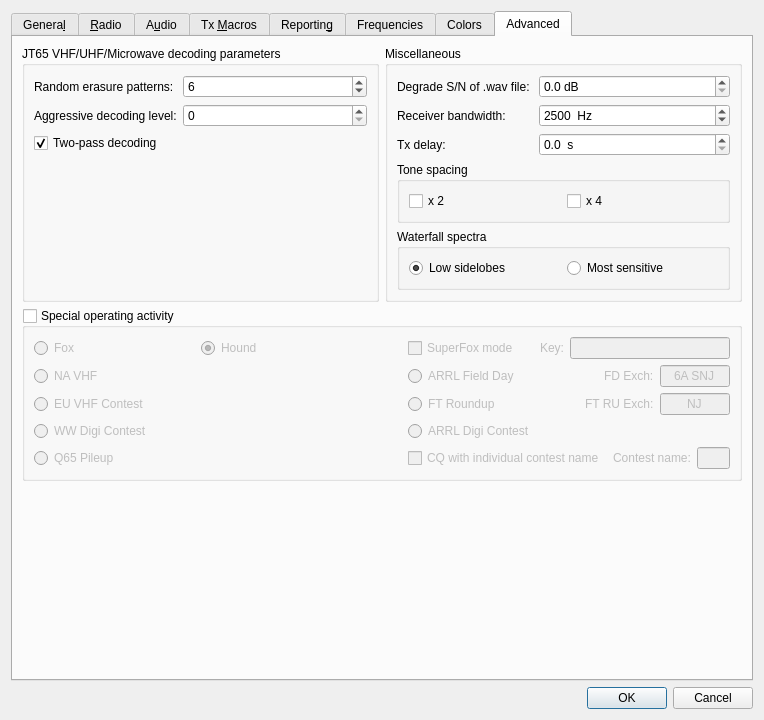
Old version of the form Configuration.ui in the repository kholia/wsjtx.
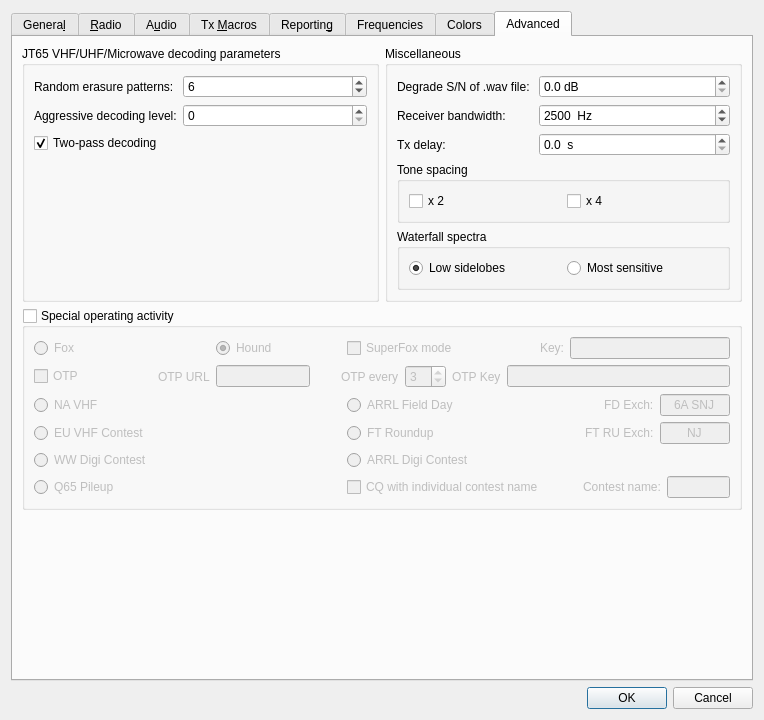
New version of the form. The open tabs and pages were chosen to show the change. Custom widgets are drawn as their Qt base class.

Commit message: OTP for regular f/h mode

```diff
--- a/Configuration.ui
+++ b/Configuration.ui
@@ -2907,30 +2907,8 @@
          <property name="checked">
           <bool>false</bool>
          </property>
-         <layout class="QGridLayout" name="gridLayout_15" columnstretch="1,1,0,2">
-          <item row="3" column="0">
-           <widget class="QRadioButton" name="rbWW_DIGI">
-            <property name="minimumSize">
-             <size>
-              <width>0</width>
-              <height>18</height>
-             </size>
-            </property>
-            <property name="toolTip">
-             <string>&lt;html&gt;&lt;head/&gt;&lt;body&gt;&lt;p&gt;World-Wide Digi-mode contest&lt;/p&gt;&lt;p&gt;&lt;br/&gt;&lt;/p&gt;&lt;/body&gt;&lt;/html&gt;</string>
-            </property>
-            <property name="accessibleName">
-             <string>WW Digital Contest</string>
-            </property>
-            <property name="text">
-             <string>WW Digi Contest</string>
-            </property>
-            <attribute name="buttonGroup">
-             <string notr="true">special_op_activity_button_group</string>
-            </attribute>
-           </widget>
-          </item>
-          <item row="1" column="3">
+         <layout class="QGridLayout" name="gridLayout_15" columnstretch="1,0,0,0,0,0,0">
+          <item row="2" column="6">
            <layout class="QHBoxLayout" name="horizontalLayout_17" stretch="2,1,1">
             <item>
              <widget class="QRadioButton" name="rbField_Day">
@@ -2999,20 +2977,116 @@
             </item>
            </layout>
           </item>
-          <item row="0" column="3">
-           <layout class="QHBoxLayout" name="horizontalLayout_27" stretch="0,1,0,1">
+          <item row="1" column="2">
+           <widget class="QLineEdit" name="OTPUrl">
+            <property name="toolTip">
+             <string>&lt;html&gt;&lt;head/&gt;&lt;body&gt;&lt;p&gt;URL used to verify OTP codes.&lt;/p&gt;&lt;/body&gt;&lt;/html&gt;</string>
+            </property>
+            <property name="whatsThis">
+             <string/>
+            </property>
+           </widget>
+          </item>
+          <item row="1" column="0">
+           <widget class="QCheckBox" name="cbOTP">
+            <property name="toolTip">
+             <string>&lt;html&gt;&lt;head/&gt;&lt;body&gt;&lt;p&gt;Click to enable OTP method of Fox verification. Requires internet.&lt;/p&gt;&lt;/body&gt;&lt;/html&gt;</string>
+            </property>
+            <property name="whatsThis">
+             <string/>
+            </property>
+            <property name="text">
+             <string>OTP</string>
+            </property>
+           </widget>
+          </item>
+          <item row="0" column="0">
+           <widget class="QRadioButton" name="rbFox">
+            <property name="toolTip">
+             <string>&lt;html&gt;&lt;head/&gt;&lt;body&gt;&lt;p&gt;FT8 DXpedition mode:  Fox (DXpedition) operator.&lt;/p&gt;&lt;/body&gt;&lt;/html&gt;</string>
+            </property>
+            <property name="accessibleName">
+             <string>Fox</string>
+            </property>
+            <property name="text">
+             <string>Fox</string>
+            </property>
+            <property name="checked">
+             <bool>false</bool>
+            </property>
+            <attribute name="buttonGroup">
+             <string notr="true">special_op_activity_button_group</string>
+            </attribute>
+           </widget>
+          </item>
+          <item row="1" column="5" colspan="2">
+           <layout class="QHBoxLayout" name="horizontalLayout_26">
             <item>
-             <widget class="QCheckBox" name="cbSuperFox">
+             <widget class="QLabel" name="lblOTPEvery">
+              <property name="text">
+               <string>OTP every</string>
+              </property>
+             </widget>
+            </item>
+            <item>
+             <widget class="QSpinBox" name="sbOTPinterval">
               <property name="toolTip">
-               <string>&lt;html&gt;&lt;head/&gt;&lt;body&gt;&lt;p&gt;Check this box to transmit (Fox) or receive (Hound) the SuperFox waveform.&lt;/p&gt;&lt;/body&gt;&lt;/html&gt;</string>
+               <string>&lt;html&gt;&lt;head/&gt;&lt;body&gt;&lt;p&gt;How many cycles between sends of the OTP.&lt;/p&gt;&lt;/body&gt;&lt;/html&gt;</string>
               </property>
+              <property name="whatsThis">
+               <string/>
+              </property>
+              <property name="minimum">
+               <number>1</number>
+              </property>
+              <property name="maximum">
+               <number>20</number>
+              </property>
+              <property name="value">
+               <number>3</number>
+              </property>
+             </widget>
+            </item>
+            <item>
+             <widget class="QLabel" name="lblOTPSeed">
               <property name="text">
-               <string>SuperFox mode</string>
+               <string>OTP Key</string>
               </property>
              </widget>
             </item>
             <item>
-             <spacer name="horizontalSpacer_15">
+             <widget class="QLineEdit" name="OTPSeed">
+              <property name="toolTip">
+               <string>&lt;html&gt;&lt;head/&gt;&lt;body&gt;&lt;p&gt;Fox's key to generate OTP Codes.&lt;/p&gt;&lt;/body&gt;&lt;/html&gt;</string>
+              </property>
+              <property name="whatsThis">
+               <string/>
+              </property>
+             </widget>
+            </item>
+           </layout>
+          </item>
+          <item row="5" column="0">
+           <widget class="QRadioButton" name="rbQ65pileup">
+            <property name="minimumSize">
+             <size>
+              <width>0</width>
+              <height>18</height>
+             </size>
+            </property>
+            <property name="toolTip">
+             <string>&lt;html&gt;&lt;head/&gt;&lt;body&gt;&lt;p&gt;Exchange 4-character locator instead of signal report.  Provides q3-level sensitivities for the DX operator.  Especially useful for 6m EME DXpeditions.&lt;/p&gt;&lt;/body&gt;&lt;/html&gt;</string>
+            </property>
+            <property name="text">
+             <string>Q65 Pileup</string>
+            </property>
+            <attribute name="buttonGroup">
+             <string notr="true">special_op_activity_button_group</string>
+            </attribute>
+           </widget>
+          </item>
+          <item row="0" column="4">
+           <spacer name="horizontalSpacer_11">
               <property name="orientation">
                <enum>Qt::Horizontal</enum>
               </property>
@@ -3024,47 +3098,51 @@
               </property>
              </spacer>
             </item>
-            <item>
-             <widget class="QLabel" name="sfkey_label">
+          <item row="4" column="0">
+           <widget class="QRadioButton" name="rbWW_DIGI">
+            <property name="minimumSize">
+             <size>
+              <width>0</width>
+              <height>18</height>
+             </size>
+            </property>
+            <property name="toolTip">
+             <string>&lt;html&gt;&lt;head/&gt;&lt;body&gt;&lt;p&gt;World-Wide Digi-mode contest&lt;/p&gt;&lt;p&gt;&lt;br/&gt;&lt;/p&gt;&lt;/body&gt;&lt;/html&gt;</string>
+            </property>
+            <property name="accessibleName">
+             <string>WW Digital Contest</string>
+            </property>
               <property name="text">
-               <string>Key:</string>
-              </property>
-             </widget>
-            </item>
-            <item>
-             <widget class="QLineEdit" name="FoxKey">
+             <string>WW Digi Contest</string>
+            </property>
+            <attribute name="buttonGroup">
+             <string notr="true">special_op_activity_button_group</string>
+            </attribute>
+           </widget>
+          </item>
+          <item row="2" column="0">
+           <widget class="QRadioButton" name="rbNA_VHF_Contest">
               <property name="sizePolicy">
-               <sizepolicy hsizetype="Expanding" vsizetype="Fixed">
+             <sizepolicy hsizetype="Minimum" vsizetype="Preferred">
                 <horstretch>0</horstretch>
                 <verstretch>0</verstretch>
                </sizepolicy>
               </property>
-              <property name="minimumSize">
-               <size>
-                <width>160</width>
-                <height>0</height>
-               </size>
-              </property>
-              <property name="maximumSize">
-               <size>
-                <width>16777215</width>
-                <height>16777215</height>
-               </size>
-              </property>
               <property name="toolTip">
-               <string>&lt;html&gt;&lt;head/&gt;&lt;body&gt;&lt;p&gt;SuperFox operator must enter a valid key to enable transmission.&lt;/p&gt;&lt;/body&gt;&lt;/html&gt;</string>
-              </property>
-              <property name="maxLength">
-               <number>20</number>
-              </property>
-              <property name="alignment">
-               <set>Qt::AlignLeading</set>
-              </property>
-             </widget>
-            </item>
-           </layout>
-          </item>
-          <item row="4" column="3">
+             <string>&lt;html&gt;&lt;head/&gt;&lt;body&gt;&lt;p&gt;North American VHF/UHF/Microwave contests and others in which a 4-character grid locator is the required exchange.&lt;/p&gt;&lt;/body&gt;&lt;/html&gt;</string>
+            </property>
+            <property name="accessibleName">
+             <string>NA VHF Contest</string>
+            </property>
+            <property name="text">
+             <string>NA VHF</string>
+            </property>
+            <attribute name="buttonGroup">
+             <string notr="true">special_op_activity_button_group</string>
+            </attribute>
+           </widget>
+          </item>
+          <item row="5" column="6">
            <layout class="QHBoxLayout" name="horizontalLayout_24">
             <item>
              <widget class="QCheckBox" name="cbContestName">
@@ -3124,29 +3202,7 @@
             </item>
            </layout>
           </item>
-          <item row="1" column="0">
-           <widget class="QRadioButton" name="rbNA_VHF_Contest">
-            <property name="sizePolicy">
-             <sizepolicy hsizetype="Minimum" vsizetype="Preferred">
-              <horstretch>0</horstretch>
-              <verstretch>0</verstretch>
-             </sizepolicy>
-            </property>
-            <property name="toolTip">
-             <string>&lt;html&gt;&lt;head/&gt;&lt;body&gt;&lt;p&gt;North American VHF/UHF/Microwave contests and others in which a 4-character grid locator is the required exchange.&lt;/p&gt;&lt;/body&gt;&lt;/html&gt;</string>
-            </property>
-            <property name="accessibleName">
-             <string>NA VHF Contest</string>
-            </property>
-            <property name="text">
-             <string>NA VHF</string>
-            </property>
-            <attribute name="buttonGroup">
-             <string notr="true">special_op_activity_button_group</string>
-            </attribute>
-           </widget>
-          </item>
-          <item row="2" column="0">
+          <item row="3" column="0">
            <widget class="QRadioButton" name="rbEU_VHF_Contest">
             <property name="sizePolicy">
              <sizepolicy hsizetype="Minimum" vsizetype="Preferred">
@@ -3168,7 +3224,33 @@
             </attribute>
            </widget>
           </item>
-          <item row="3" column="3">
+          <item row="1" column="1">
+           <widget class="QLabel" name="lblOTPUrl">
+            <property name="text">
+             <string>OTP URL</string>
+            </property>
+           </widget>
+          </item>
+          <item row="0" column="2">
+           <widget class="QRadioButton" name="rbHound">
+            <property name="toolTip">
+             <string>&lt;html&gt;&lt;head/&gt;&lt;body&gt;&lt;p&gt;FT8 DXpedition mode:  Hound operator calling the DX.&lt;/p&gt;&lt;/body&gt;&lt;/html&gt;</string>
+            </property>
+            <property name="accessibleName">
+             <string>Hound</string>
+            </property>
+            <property name="text">
+             <string>Hound</string>
+            </property>
+            <property name="checked">
+             <bool>true</bool>
+            </property>
+            <attribute name="buttonGroup">
+             <string notr="true">special_op_activity_button_group</string>
+            </attribute>
+           </widget>
+          </item>
+          <item row="4" column="6">
            <widget class="QRadioButton" name="rbARRL_Digi">
             <property name="toolTip">
              <string>&lt;html&gt;&lt;head/&gt;&lt;body&gt;&lt;p&gt;ARRL International Digital Contest&lt;/p&gt;&lt;/body&gt;&lt;/html&gt;</string>
@@ -3181,7 +3263,72 @@
             </attribute>
            </widget>
           </item>
-          <item row="2" column="3">
+          <item row="0" column="6">
+           <layout class="QHBoxLayout" name="horizontalLayout_27" stretch="0,1,0,1">
+            <item>
+             <widget class="QCheckBox" name="cbSuperFox">
+              <property name="toolTip">
+               <string>&lt;html&gt;&lt;head/&gt;&lt;body&gt;&lt;p&gt;Check this box to transmit (Fox) or receive (Hound) the SuperFox waveform.&lt;/p&gt;&lt;/body&gt;&lt;/html&gt;</string>
+              </property>
+              <property name="text">
+               <string>SuperFox mode</string>
+              </property>
+             </widget>
+            </item>
+            <item>
+             <spacer name="horizontalSpacer_15">
+              <property name="orientation">
+               <enum>Qt::Horizontal</enum>
+              </property>
+              <property name="sizeHint" stdset="0">
+               <size>
+                <width>40</width>
+                <height>20</height>
+               </size>
+              </property>
+             </spacer>
+            </item>
+            <item>
+             <widget class="QLabel" name="sfkey_label">
+              <property name="text">
+               <string>Key:</string>
+              </property>
+             </widget>
+            </item>
+            <item>
+             <widget class="QLineEdit" name="FoxKey">
+              <property name="sizePolicy">
+               <sizepolicy hsizetype="Expanding" vsizetype="Fixed">
+                <horstretch>0</horstretch>
+                <verstretch>0</verstretch>
+               </sizepolicy>
+              </property>
+              <property name="minimumSize">
+               <size>
+                <width>160</width>
+                <height>0</height>
+               </size>
+              </property>
+              <property name="maximumSize">
+               <size>
+                <width>16777215</width>
+                <height>16777215</height>
+               </size>
+              </property>
+              <property name="toolTip">
+               <string>&lt;html&gt;&lt;head/&gt;&lt;body&gt;&lt;p&gt;SuperFox operator must enter a valid key to enable transmission.&lt;/p&gt;&lt;/body&gt;&lt;/html&gt;</string>
+              </property>
+              <property name="maxLength">
+               <number>20</number>
+              </property>
+              <property name="alignment">
+               <set>Qt::AlignLeading</set>
+              </property>
+             </widget>
+            </item>
+           </layout>
+          </item>
+          <item row="3" column="6">
            <layout class="QHBoxLayout" name="horizontalLayout_18" stretch="2,1,1">
             <item>
              <widget class="QRadioButton" name="rbRTTY_Roundup">
@@ -3250,76 +3397,6 @@
             </item>
            </layout>
           </item>
-          <item row="4" column="0">
-           <widget class="QRadioButton" name="rbQ65pileup">
-            <property name="minimumSize">
-             <size>
-              <width>0</width>
-              <height>18</height>
-             </size>
-            </property>
-            <property name="toolTip">
-             <string>&lt;html&gt;&lt;head/&gt;&lt;body&gt;&lt;p&gt;Exchange 4-character locator instead of signal report.  Provides q3-level sensitivities for the DX operator.  Especially useful for 6m EME DXpeditions.&lt;/p&gt;&lt;/body&gt;&lt;/html&gt;</string>
-            </property>
-            <property name="text">
-             <string>Q65 Pileup</string>
-            </property>
-            <attribute name="buttonGroup">
-             <string notr="true">special_op_activity_button_group</string>
-            </attribute>
-           </widget>
-          </item>
-          <item row="0" column="1">
-           <widget class="QRadioButton" name="rbHound">
-            <property name="toolTip">
-             <string>&lt;html&gt;&lt;head/&gt;&lt;body&gt;&lt;p&gt;FT8 DXpedition mode:  Hound operator calling the DX.&lt;/p&gt;&lt;/body&gt;&lt;/html&gt;</string>
-            </property>
-            <property name="accessibleName">
-             <string>Hound</string>
-            </property>
-            <property name="text">
-             <string>Hound</string>
-            </property>
-            <property name="checked">
-             <bool>true</bool>
-            </property>
-            <attribute name="buttonGroup">
-             <string notr="true">special_op_activity_button_group</string>
-            </attribute>
-           </widget>
-          </item>
-          <item row="0" column="0">
-           <widget class="QRadioButton" name="rbFox">
-            <property name="toolTip">
-             <string>&lt;html&gt;&lt;head/&gt;&lt;body&gt;&lt;p&gt;FT8 DXpedition mode:  Fox (DXpedition) operator.&lt;/p&gt;&lt;/body&gt;&lt;/html&gt;</string>
-            </property>
-            <property name="accessibleName">
-             <string>Fox</string>
-            </property>
-            <property name="text">
-             <string>Fox</string>
-            </property>
-            <property name="checked">
-             <bool>false</bool>
-            </property>
-            <attribute name="buttonGroup">
-             <string notr="true">special_op_activity_button_group</string>
-            </attribute>
-           </widget>
-          </item>
-          <item row="0" column="2">
-           <spacer name="horizontalSpacer_11">
-            <property name="orientation">
-             <enum>Qt::Horizontal</enum>
-            </property>
-            <property name="sizeHint" stdset="0">
-             <size>
-              <width>40</width>
-              <height>20</height>
-             </size>
-            </property>
-           </spacer>
-          </item>
          </layout>
         </widget>
        </item>
```
Left out of the diff: 10 changed lines with no effect on the pictures. Lines whose indentation alone changed are shown as unchanged. The commit also changes 6 other files.
